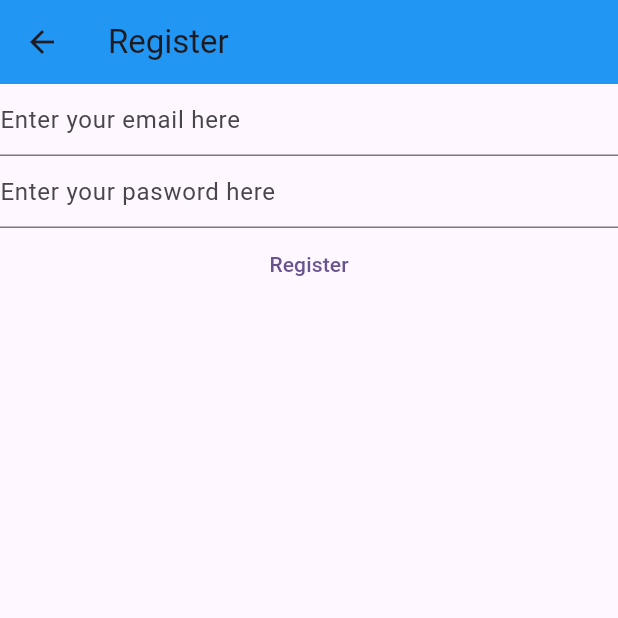
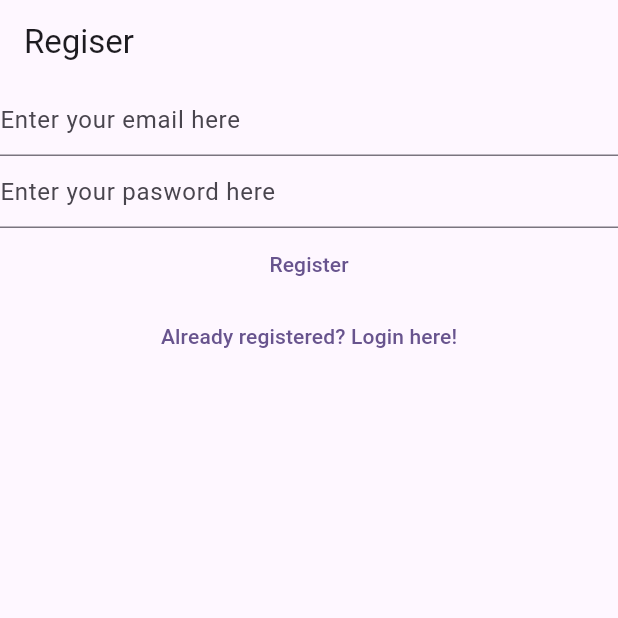
Before and after one commit to naiemmlbd/MyNotes-Flutter-App, a Flutter app: the RegisterView screen opened directly, on a phone screen of 412 x 824 dp, the top half of it. Run offline on Flutter 3.47's test engine with Material 2 defaults, Android fonts, the phone set to English and light mode, and no system bars; our stand-ins replace firebase_auth, firebase_core; accounts and stored records are empty.

Commit message:
feat: Improve code
- Add navigation route

```diff
--- a/lib/views/register_view.dart
+++ b/lib/views/register_view.dart
@@ -1,8 +1,5 @@
 import 'package:firebase_auth/firebase_auth.dart';
-import 'package:firebase_core/firebase_core.dart';
 import 'package:flutter/material.dart';
-
-import '../firebase_options.dart';
 
 class RegisterView extends StatefulWidget {
   const RegisterView({super.key});
@@ -32,34 +29,24 @@ class _RegisterViewState extends State<RegisterView> {
   @override
   Widget build(BuildContext context) {
     return Scaffold(
-      appBar: AppBar(
-        title: const Text('Register'),
-        backgroundColor: Colors.blue,
-      ),
-      body: FutureBuilder(
-        future: Firebase.initializeApp(
-          options: DefaultFirebaseOptions.currentPlatform,
-        ),
-        builder: (context, snapshot) {
-          switch (snapshot.connectionState) {
-            case ConnectionState.done:
-              return Column(
+      appBar: AppBar(title: const Text('Regiser')),
+      body: Column(
         children: [
           TextField(
             controller: _email,
             enableSuggestions: false,
             autocorrect: false,
             keyboardType: TextInputType.emailAddress,
-                    decoration: const InputDecoration(
-                        hintText: 'Enter your email here'),
+            decoration:
+                const InputDecoration(hintText: 'Enter your email here'),
           ),
           TextField(
             controller: _password,
             obscureText: true,
             enableSuggestions: false,
             autocorrect: false,
-                    decoration: const InputDecoration(
-                        hintText: 'Enter your pasword here'),
+            decoration:
+                const InputDecoration(hintText: 'Enter your pasword here'),
           ),
           TextButton(
             onPressed: () async {
@@ -82,12 +69,14 @@ class _RegisterViewState extends State<RegisterView> {
             },
             child: const Text('Register'),
           ),
+          TextButton(
+            onPressed: () {
+              Navigator.of(context)
+                  .pushNamedAndRemoveUntil('/login/', (route) => false);
+            },
+            child: const Text('Already registered? Login here!'),
+          )
         ],
-              );
-            default:
-              return const Text("Loading...");
-          }
-        },
       ),
     );
   }
```
Also changed, not shown: lib/main.dart (+20 -8 lines), lib/views/login_view.dart (+13 -24 lines), lib/views/verify_email_view.dart (added, +30 -0 lines), 1 other file. Lines whose indentation alone changed are shown as unchanged.
